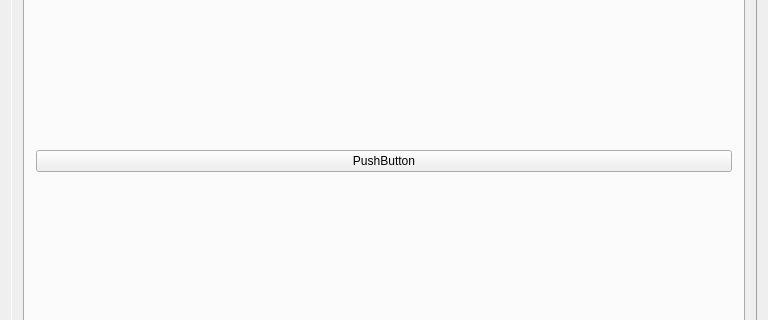
Qt form QtCuda/mainwindow.ui (luosz/cuda-visibility) before a commit; both pictures show x 0 to 768 and y 389 to 709 of the 768 by 940 pixel window.
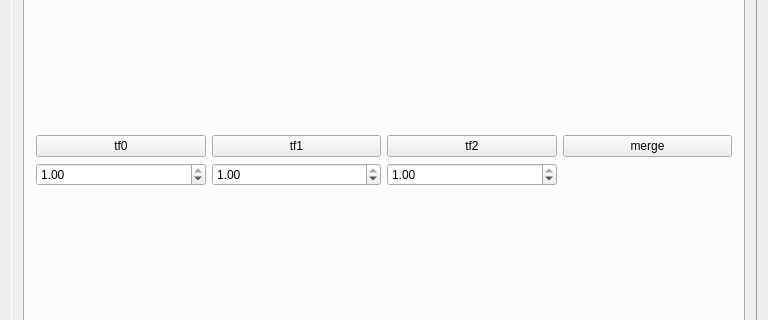
The same form after that commit. The open tabs and pages were chosen to show the change.

```diff
--- a/QtCuda/mainwindow.ui
+++ b/QtCuda/mainwindow.ui
@@ -290,11 +290,75 @@
           </attribute>
           <layout class="QVBoxLayout" name="verticalLayout_3">
            <item>
-            <widget class="QPushButton" name="pushButton_7">
-             <property name="text">
-              <string>PushButton</string>
-             </property>
-            </widget>
+            <layout class="QGridLayout" name="gridLayout_7">
+             <item row="0" column="2">
+              <widget class="QPushButton" name="pushButton_9">
+               <property name="text">
+                <string>tf2</string>
+               </property>
+              </widget>
+             </item>
+             <item row="0" column="1">
+              <widget class="QPushButton" name="pushButton_8">
+               <property name="text">
+                <string>tf1</string>
+               </property>
+              </widget>
+             </item>
+             <item row="0" column="0">
+              <widget class="QPushButton" name="pushButton_7">
+               <property name="text">
+                <string>tf0</string>
+               </property>
+              </widget>
+             </item>
+             <item row="0" column="3">
+              <widget class="QPushButton" name="pushButton_10">
+               <property name="text">
+                <string>merge</string>
+               </property>
+              </widget>
+             </item>
+             <item row="1" column="0">
+              <widget class="QDoubleSpinBox" name="doubleSpinBox">
+               <property name="maximum">
+                <double>1.000000000000000</double>
+               </property>
+               <property name="singleStep">
+                <double>0.100000000000000</double>
+               </property>
+               <property name="value">
+                <double>1.000000000000000</double>
+               </property>
+              </widget>
+             </item>
+             <item row="1" column="1">
+              <widget class="QDoubleSpinBox" name="doubleSpinBox_2">
+               <property name="maximum">
+                <double>1.000000000000000</double>
+               </property>
+               <property name="singleStep">
+                <double>0.100000000000000</double>
+               </property>
+               <property name="value">
+                <double>1.000000000000000</double>
+               </property>
+              </widget>
+             </item>
+             <item row="1" column="2">
+              <widget class="QDoubleSpinBox" name="doubleSpinBox_3">
+               <property name="maximum">
+                <double>1.000000000000000</double>
+               </property>
+               <property name="singleStep">
+                <double>0.100000000000000</double>
+               </property>
+               <property name="value">
+                <double>1.000000000000000</double>
+               </property>
+              </widget>
+             </item>
+            </layout>
            </item>
           </layout>
          </widget>
```
Left out of the diff: 6 changed lines with no effect on the pictures.
